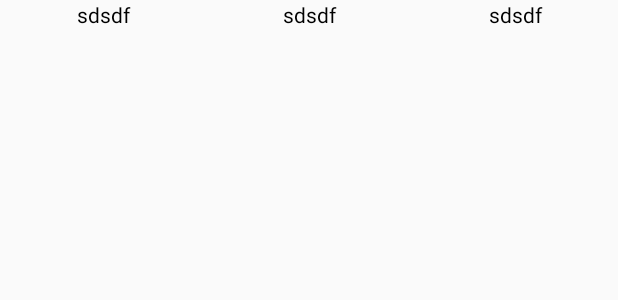
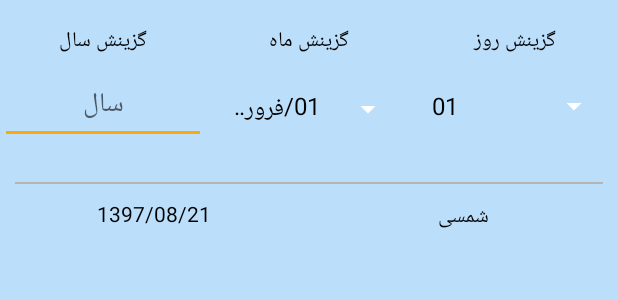
Before and after one commit to iLDA1997/AvayeElahi, an Android app: the layout fragment_gregorian.xml on its own in the app's theme, with its tools: preview values and no code run, on a phone screen of 412 x 824 dp. Shown: the top 300 px of the screen. Run offline under Robolectric (Android 15) with nearby library versions, the phone set to English and light mode, and no system bars.

Commit message:
bug fixes about us activity and working on change date activity

```diff
--- a/app/src/main/java/com/noobs_team/avayeelahi/Activity/AboutUsActivity.java
+++ b/app/src/main/java/com/noobs_team/avayeelahi/Activity/AboutUsActivity.java
@@ -51,18 +51,22 @@ public class AboutUsActivity extends AppCompatActivity {
             if (v.getId() == R.id.about_us_telegram_layout) {
 
                 final String appName = "org.telegram.messenger";
+                final String appName2 = "com.hanista.mobogram";
                 final boolean isAppInstalled = isAppAvailable(getApplicationContext(), appName);
-                if (isAppInstalled) {
+                final boolean isAppInstalled2 = isAppAvailable(getApplicationContext(), appName2);
+                if (isAppInstalled || isAppInstalled2) {
                     intent = new Intent(Intent.ACTION_VIEW, Uri.parse("tg://resolve?domain=AvayeElahi"));
                     startActivity(intent);
-                } else {
+                }else {
                     Toast.makeText(getApplicationContext(),getText(R.string.about_us_toast_telegram), Toast.LENGTH_SHORT).show();
                 }
 
             }
             if (v.getId() == R.id.about_us_email_layout) {
+
+                String[] to = {"avayeelahi@gmail.com"};
                 intent = new Intent(Intent.ACTION_SEND);
-                intent.putExtra(Intent.EXTRA_EMAIL,"AvayeElahi@gmail.com");
+                intent.putExtra(Intent.EXTRA_EMAIL,to);
                 intent.putExtra(Intent.EXTRA_SUBJECT, getText(R.string.about_us_email_subject));
                 intent.putExtra(Intent.EXTRA_TEXT,"");
                 intent.setType("text/plain");
--- a/app/src/main/java/com/noobs_team/avayeelahi/Activity/MainActivity.java
+++ b/app/src/main/java/com/noobs_team/avayeelahi/Activity/MainActivity.java
@@ -42,8 +42,8 @@ public class MainActivity extends AppCompatActivity {
     AccountHeader headerResult;
     TextView mainMenuHeaderToday, todayShamsi, todayMiladi, todayJalali;
     PersianCalendarHandler calendar;
-    PrayTime jDate;
-    PersianDate date;
+    //PrayTime jDate;
+    //PersianDate date;
 
     @Override
     protected void onCreate(Bundle savedInstanceState) {
@@ -75,7 +75,7 @@ public class MainActivity extends AppCompatActivity {
         volume5.setOnClickListener(mainOnClick);
         volume6.setOnClickListener(mainOnClick);
 
-        todayJalali.setText((int) jTime);
+        //todayJalali.setText((int) jTime);
 
         calendar = persianCalendarView.getCalendar();
         PersianDate today = calendar.getToday();
@@ -101,7 +101,7 @@ public class MainActivity extends AppCompatActivity {
         PrimaryDrawerItem homeItem = new PrimaryDrawerItem()
                 .withIdentifier(1)
                 .withSelectedTextColor(Color.parseColor("#000000"))
-                .withSelectedColor(Color.parseColor("#FF83CEC6"))
+                .withSelectedColor(getResources().getColor(R.color.menuSelectedColor))
                 .withName(R.string.menu_home)
                 .withIcon(R.drawable.home);
 
--- a/app/src/main/res/layout/activity_about_us.xml
+++ b/app/src/main/res/layout/activity_about_us.xml
@@ -21,11 +21,12 @@
             android:orientation="vertical">
 
             <ImageView
-                android:layout_width="wrap_content"
-                android:layout_height="wrap_content"
+                android:layout_width="80dp"
+                android:layout_height="100dp"
                 android:layout_gravity="center"
-                android:layout_marginTop="10dp"
-                app:srcCompat="@mipmap/ic_launcher_round" />
+                android:layout_marginTop="20dp"
+
+                app:srcCompat="@drawable/ic_avaye_elahi_logo" />
 
             <TextView
                 android:layout_width="wrap_content"
@@ -63,7 +64,8 @@
                 android:id="@+id/about_us_discription"
                 android:layout_width="match_parent"
                 android:layout_height="wrap_content"
-                android:padding="25dp"
+                android:paddingHorizontal="25dp"
+                android:paddingVertical="15dp"
                 android:text="@string/about_us_description" />
 
 
--- a/app/src/main/res/layout/fragment_gregorian.xml
+++ b/app/src/main/res/layout/fragment_gregorian.xml
@@ -1,6 +1,7 @@
 <?xml version="1.0" encoding="utf-8"?>
 <ScrollView xmlns:android="http://schemas.android.com/apk/res/android"
     android:layout_width="match_parent"
+    android:background="@color/md_blue_100"
     android:layout_height="match_parent">
 
     <LinearLayout
@@ -10,28 +11,129 @@
 
         <LinearLayout
             android:layout_width="match_parent"
-            android:layout_height="wrap_content">
+            android:layout_height="wrap_content"
+            android:layout_marginTop="15dp"
+            android:orientation="vertical">
+
+            <LinearLayout
+            android:layout_width="match_parent"
+            android:layout_height="wrap_content"
+            android:orientation="horizontal">
 
             <TextView
                 android:layout_width="match_parent"
                 android:layout_height="wrap_content"
+                android:text="@string/select_year"
                 android:layout_weight="1"
+                android:gravity="center"/>
+
+                <TextView
+                    android:layout_width="match_parent"
+                    android:layout_height="wrap_content"
+                    android:text="@string/select_month"
+                    android:layout_weight="1"
+                    android:gravity="center"/>
+
+                <TextView
+                    android:layout_width="match_parent"
+                    android:layout_height="wrap_content"
+                    android:text="@string/select_day"
+                    android:layout_weight="1"
+                    android:gravity="center"/>
+
+            </LinearLayout>
+
+            <LinearLayout
+                android:layout_width="match_parent"
+                android:layout_height="wrap_content"
+                android:layout_marginBottom="15dp"
+                android:orientation="horizontal">
+
+                <EditText
+                    android:layout_width="match_parent"
+                    android:layout_height="wrap_content"
+                    android:inputType="number"
+                    android:layout_marginTop="5dp"
+                    android:maxLength="4"
+                    android:hint="سال"
+                    android:layout_weight="1"
+                    android:gravity="center"/>
+
+                <Spinner
+                    android:layout_width="match_parent"
+                    android:layout_height="wrap_content"
+                    android:entries="@array/spinner_month"
+                    android:layout_marginTop="5dp"
+                    android:layout_marginHorizontal="5dp"
+                    android:layout_weight="1"
+                    android:gravity="center"/>
+
+                <Spinner
+                    android:layout_width="match_parent"
+                    android:layout_height="wrap_content"
+                    android:entries="@array/spinner_day"
+                    android:layout_marginTop="5dp"
+                    android:layout_weight="1"
+                    android:layout_marginHorizontal="5dp"
+                    android:gravity="center"/>
+
+            </LinearLayout>
+
+        </LinearLayout>
+
+        <LinearLayout
+            android:layout_width="match_parent"
+            android:layout_height="1dp"
+            android:layout_marginVertical="10dp"
+            android:layout_marginHorizontal="10dp"
+            android:orientation="vertical"
+            android:background="@color/SpaceColor"/>
+
+        <LinearLayout
+            android:layout_width="match_parent"
+            android:layout_height="wrap_content"
+            android:orientation="horizontal">
+
+            <LinearLayout
+                android:layout_width="match_parent"
+                android:layout_height="wrap_content"
+                android:orientation="horizontal"
                 android:gravity="center"
-                android:text="sdsdf" />
+                android:layout_weight="1">
+
+                <TextView
+                    android:layout_width="wrap_content"
+                    android:layout_height="wrap_content"
+                    android:text="1397"/>
+
+                <TextView
+                    android:layout_width="wrap_content"
+                    android:layout_height="wrap_content"
+                    android:text="/"/>
+
+                <TextView
+                    android:layout_width="wrap_content"
+                    android:layout_height="wrap_content"
+                    android:text="08"/>
+
+                <TextView
+                    android:layout_width="wrap_content"
+                    android:layout_height="wrap_content"
+                    android:text="/"/>
+
+                <TextView
+                    android:layout_width="wrap_content"
+                    android:layout_height="wrap_content"
+                    android:text="21"/>
+
+            </LinearLayout>
 
             <TextView
                 android:layout_width="match_parent"
                 android:layout_height="wrap_content"
-                android:layout_weight="1"
+                android:text="شمسی"
                 android:gravity="center"
-                android:text="sdsdf" />
-
-            <TextView
-                android:layout_width="match_parent"
-                android:layout_height="wrap_content"
-                android:layout_weight="1"
-                android:gravity="center"
-                android:text="sdsdf" />
+                android:layout_weight="1"/>
 
         </LinearLayout>
 
--- a/app/src/main/res/values/arrays.xml
+++ b/app/src/main/res/values/arrays.xml
@@ -22,4 +22,55 @@
         <item>#dddddd</item>
     </string-array>
 
+    <string-array name="spinner_month">
+
+        <item>01/فروردین</item>
+        <item>02/اردیبهشت</item>
+        <item>03/خرداد</item>
+        <item>04/تیر</item>
+        <item>05/مرداد</item>
+        <item>06/شهریور</item>
+        <item>07/مهر</item>
+        <item>08/آبان</item>
+        <item>09/آذر</item>
+        <item>10/دی</item>
+        <item>11/بهمن</item>
+        <item>12/اسفند</item>
+
+    </string-array>
+
+    <string-array name="spinner_day">
+        <item>01</item>
+        <item>02</item>
+        <item>03</item>
+        <item>04</item>
+        <item>05</item>
+        <item>06</item>
+        <item>07</item>
+        <item>08</item>
+        <item>09</item>
+        <item>10</item>
+        <item>11</item>
+        <item>12</item>
+        <item>13</item>
+        <item>14</item>
+        <item>15</item>
+        <item>16</item>
+        <item>17</item>
+        <item>18</item>
+        <item>19</item>
+        <item>20</item>
+        <item>21</item>
+        <item>22</item>
+        <item>23</item>
+        <item>24</item>
+        <item>25</item>
+        <item>26</item>
+        <item>27</item>
+        <item>28</item>
+        <item>29</item>
+        <item>30</item>
+        <item>31</item>
+</string-array>
+
 </resources>
--- a/app/src/main/res/values/colors.xml
+++ b/app/src/main/res/values/colors.xml
@@ -14,6 +14,7 @@
     <color name="textColor">#000000</color>
     <color name="textTitleColor">#ffffff</color>
     <color name="accountHeaderColor">#0984e3</color>
+    <color name="menuSelectedBackground">#004a84</color>
 
     <color name="gheblehNamaBackground">#FF009A45</color>
     <color name="menuSelectedColor">#FF83CEC6</color>
--- a/app/src/main/res/values/strings.xml
+++ b/app/src/main/res/values/strings.xml
@@ -117,7 +117,7 @@
     <string name="month">ماه</string>
     <string name="day">روز</string>
     <string name="select_year">گزینش سال</string>
-    <string name="select_mount">گزینش ماه</string>
+    <string name="select_month">گزینش ماه</string>
     <string name="select_day">گزینش روز</string>
     <string name="date_exception">تاریخ وارد شده اشتباه است!</string>
     <string name="select_type_date">گزینش گونهٔ تاریخ</string>
@@ -148,8 +148,7 @@
 
     <!--AboutUsActivity-->
     <string name="about_us_bottum_message">امیدواریم با نظرات و پیشنهادات خود ما را در خدمت رسانی بهتر یاری نمایید.</string>
-    <string name="about_us_description">آوای الهی، اپلیکیشنی برای مدیریت اوقات شرعی، پخش اذان و اعلام زمان باقیمانده تا وقت شرعی بعدی برای برنامه ریزی و اقامه نماز اول وقت می باشد.
-که البته فعلا قابل استفاده برای استان گلستان و بر پایه مذهب حنفی می باشد.</string>
+    <string name="about_us_description">آوای الهی، اپلیکیشنی برای مدیریت اوقات شرعی، پخش اذان و اعلام زمان باقیمانده تا وقت شرعی بعدی برای برنامه ریزی و اقامه نماز اول وقت می باشد.که البته فعلا قابل استفاده برای استان گلستان و بر پایه مذهب حنفی می باشد.</string>
     <string name="about_us_telegram">تلگرام برنامه</string>
     <string name="about_us_email">ایمیل برنامه</string>
     <string name="about_us_nazar">امتیاز به برنامه</string>
```
Also changed, not shown: app/src/main/res/drawable-hdpi/ic_avaye_elahi_logo.png (added), app/src/main/res/drawable-mdpi/ic_avaye_elahi_logo.png (added), app/src/main/res/drawable-xhdpi/ic_avaye_elahi_logo.png (added), app/src/main/res/drawable-xxhdpi/ic_avaye_elahi_logo.png (added).
